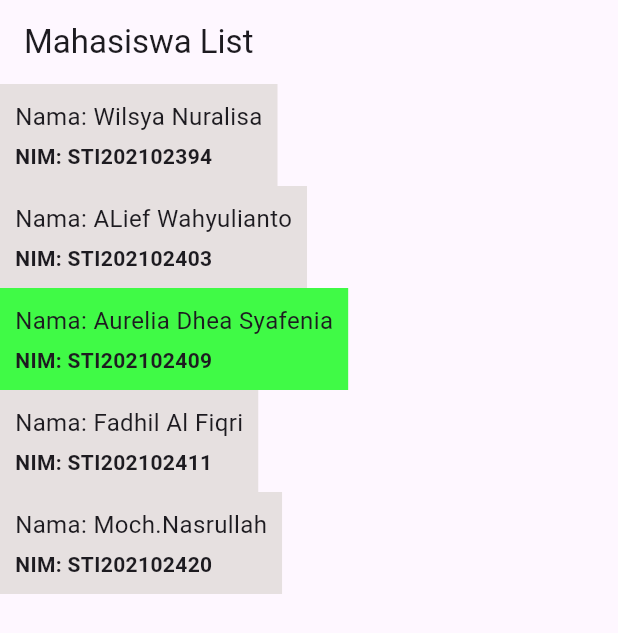
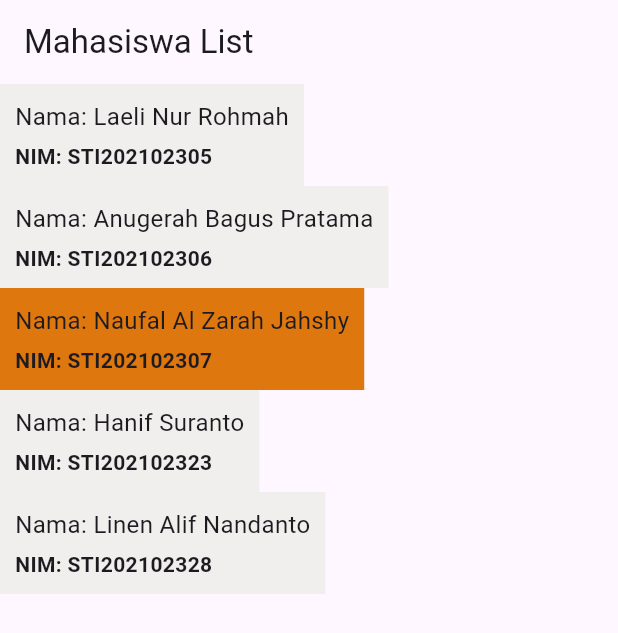
Before and after one commit to aureliadea132/joobseet5, a Flutter app: the screen it shows after launch, on a phone screen of 412 x 824 dp. Shown: the top 633 px of the screen. Run offline on Flutter 3.47's test engine with Material 3 defaults, Android fonts, the light colour scheme and no system bars.

Commit message:
joob_seet5

```diff
--- a/lib/main.dart
+++ b/lib/main.dart
@@ -23,7 +23,7 @@ class MahasiswaList extends StatelessWidget {
       String nim = nimMahasiswa[index];
 
       Color backgroundColor =
-          i == nomorAbsen ? const Color.fromARGB(255, 64, 250, 70) : Color.fromARGB(255, 230, 224, 224); // Perbaiki disini, menggunakan 'i' bukan 'index'
+          i == nomorAbsen ? Color.fromARGB(255, 223, 119, 15) : Color.fromARGB(255, 240, 239, 237); // Perbaiki disini, menggunakan 'i' bukan 'index'
 
       mahasiswaWidgets.add(Container(
         color: backgroundColor,
@@ -55,8 +55,8 @@ class MyApp extends StatelessWidget {
           title: Text('Mahasiswa List'),
         ),
         body: MahasiswaList(
-          namaMahasiswa: ['ALief Wahyulianto', 'Aurelia Dhea Syafenia', 'Fadhil Al Fiqri', 'Moch.Nasrullah', 'Wilsya Nuralisa'],
-          nimMahasiswa: ['STI202102403', 'STI202102409', 'STI202102411', 'STI202102420', 'STI202102394'],
+          namaMahasiswa: ['Anugerah Bagus Pratama', 'Naufal Al Zarah Jahshy', 'Hanif Suranto', 'Linen Alif Nandanto', 'Laeli Nur Rohmah'],
+          nimMahasiswa: ['STI202102306', 'STI202102307', 'STI202102323', 'STI202102328', 'STI202102305'],
           nomorAbsen: 1,
         ),
       ),
```
